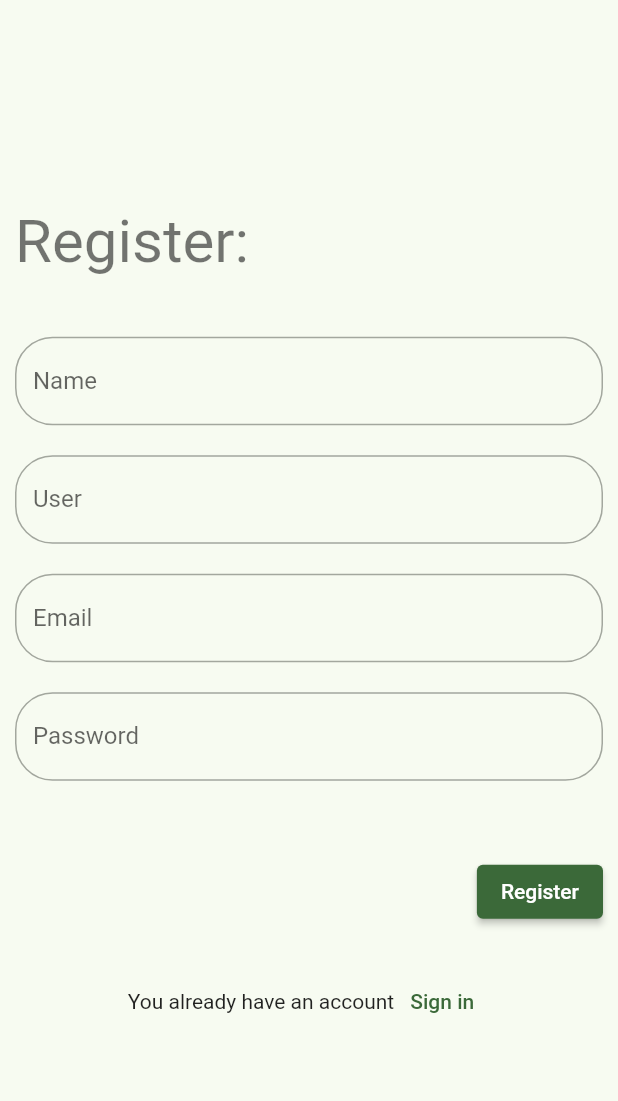
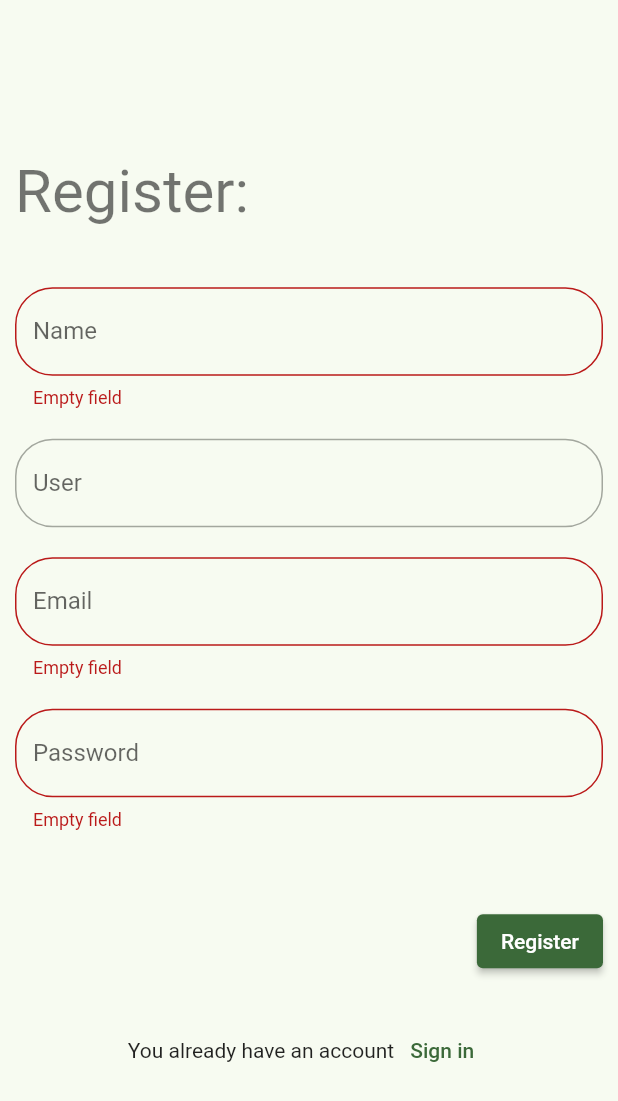
Before and after one commit to ronaldrguez/trivias, a Flutter app: the RegisterScreen screen opened directly, after a tap on "Register", on a phone screen of 412 x 824 dp. Shown: the top 1101 px of the screen. Run offline on Flutter 3.47's test engine with Material 2 defaults, Android fonts, the phone set to English and light mode, and no system bars; our stand-ins replace cloud_firestore, confetti, email_validator, equatable, firebase_auth, firebase_core and 5 more; missing offline and left inert: app_navigator, firebase_ui_auth; accounts and stored records are empty.

```diff
--- a/lib/ui/screen/login_screen.dart
+++ b/lib/ui/screen/login_screen.dart
@@ -1,4 +1,5 @@
 import 'package:app_navigator/app_navigator.dart';
+import 'package:email_validator/email_validator.dart';
 import 'package:flutter/material.dart';
 import 'package:flutter_bloc/flutter_bloc.dart';
 import 'package:trivia/bloc/user/user_bloc.dart';
@@ -23,9 +24,12 @@ class LoginScreen extends StatelessWidget {
             mainAxisAlignment: MainAxisAlignment.center,
             children: [
               const Text('Dont have an account?'),
-              TextButton(onPressed: () => {
-                AppNavigator().push(const RegisterScreen(), name: RegisterScreen.route)
-              }, child: const Text('Sign up'))
+              TextButton(
+                  onPressed: () => {
+                        AppNavigator().push(const RegisterScreen(),
+                            name: RegisterScreen.route)
+                      },
+                  child: const Text('Sign up'))
             ],
           )
         ],
@@ -71,6 +75,14 @@ class _LoginFormState extends State<LoginForm> {
             TextFormField(
               controller: controllers['email'],
               keyboardType: TextInputType.emailAddress,
+              validator: (value) {
+                if(value == '' || value == null) {
+                  return 'Empty field';
+                } else if(!EmailValidator.validate(value)){
+                  return 'This field is only for email';
+                }
+                return null;
+              },
               decoration: InputDecoration(
                 label: const Text('Email'),
                 border: OutlineInputBorder(
@@ -87,6 +99,7 @@ class _LoginFormState extends State<LoginForm> {
             ),
             TextFormField(
               controller: controllers['password'],
+              obscureText: true,
               decoration: InputDecoration(
                 label: const Text('Password'),
                 border: OutlineInputBorder(
@@ -104,9 +117,13 @@ class _LoginFormState extends State<LoginForm> {
             BlocBuilder(
                 bloc: context.read<UserBloc>(),
                 builder: (context, state) {
-                    if(state is InErrorState) {
+                  if (state is InErrorState) {
                     return Card(
-                        child: Text(state.message, style: Theme.of(context).textTheme.bodySmall?.copyWith(color: Theme.of(context).colorScheme.error),),
+                      child: Text(
+                        state.message,
+                        style: Theme.of(context).textTheme.bodySmall?.copyWith(
+                            color: Theme.of(context).colorScheme.error),
+                      ),
                     );
                   }
                   return Container();
@@ -121,11 +138,9 @@ class _LoginFormState extends State<LoginForm> {
                     onPressed: () {
                       final validForm = _key.currentState?.validate();
                       if (validForm ?? false) {
-                          context.read<UserBloc>().add(
-                              SignInEvent(
+                        context.read<UserBloc>().add(SignInEvent(
                             controllers['email']!.text,
-                              controllers['password']!.text)
-                          );
+                            controllers['password']!.text));
                         setState(() {});
                       }
                     },
@@ -134,6 +149,7 @@ class _LoginFormState extends State<LoginForm> {
             )
           ],
         ),
-        ));
+      ),
+    );
   }
 }
--- a/lib/ui/screen/register_screen.dart
+++ b/lib/ui/screen/register_screen.dart
@@ -1,4 +1,5 @@
 import 'package:app_navigator/app_navigator.dart';
+import 'package:email_validator/email_validator.dart';
 import 'package:flutter/material.dart';
 import 'package:flutter_bloc/flutter_bloc.dart';
 import 'package:trivia/bloc/user/user_bloc.dart';
@@ -70,6 +71,12 @@ class _RegisterFormState extends State<RegisterForm> {
               ),
               TextFormField(
                 controller: controllers['name'],
+                validator: (value) {
+                  if(value == '' || value == null) {
+                    return 'Empty field';
+                  }
+                  return null;
+                },
                 decoration: InputDecoration(
                   label: const Text('Name'),
                   border: OutlineInputBorder(
@@ -103,6 +110,14 @@ class _RegisterFormState extends State<RegisterForm> {
               TextFormField(
                 controller: controllers['email'],
                 keyboardType: TextInputType.emailAddress,
+                validator: (value) {
+                  if(value == '' || value == null) {
+                    return 'Empty field';
+                  } else if(!EmailValidator.validate(value)){
+                    return 'This field is only for email';
+                  }
+                  return null;
+                },
                 decoration: InputDecoration(
                   label: const Text('Email'),
                   border: OutlineInputBorder(
@@ -119,6 +134,14 @@ class _RegisterFormState extends State<RegisterForm> {
               ),
               TextFormField(
                 controller: controllers['password'],
+                validator: (value) {
+                  if(value == '' || value == null) {
+                    return 'Empty field';
+                  } else if(value.length < 8){
+                    return 'Password too short';
+                  }
+                  return null;
+                },
                 decoration: InputDecoration(
                   label: const Text('Password'),
                   border: OutlineInputBorder(
--- a/pubspec.yaml
+++ b/pubspec.yaml
@@ -51,6 +51,7 @@ dependencies:
   firebase_ui_auth: ^1.8.0
   internet_connection_checker: ^1.0.0+1
   cloud_functions: ^4.4.2
+  email_validator: ^2.1.17
 
 dev_dependencies:
   freezed: ^2.3.2
```
Also changed, not shown: pubspec.lock, 1 other file. Lines whose indentation alone changed are shown as unchanged.
